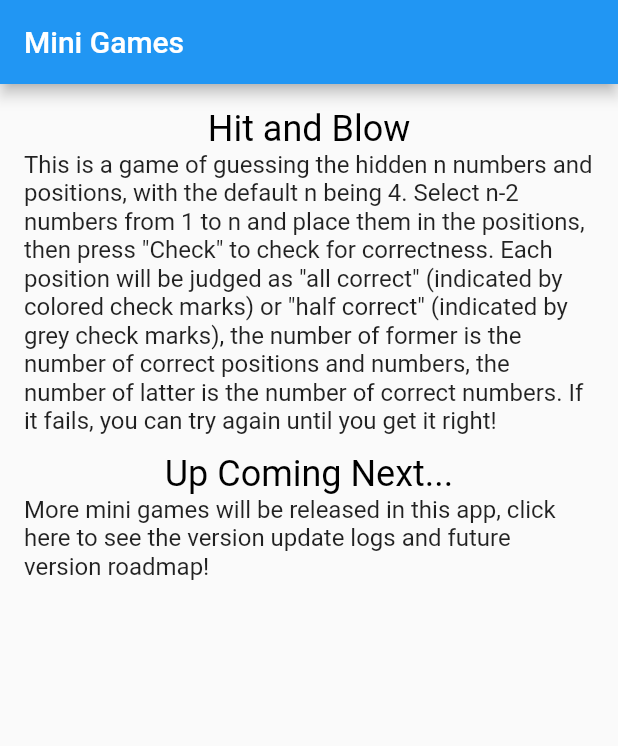
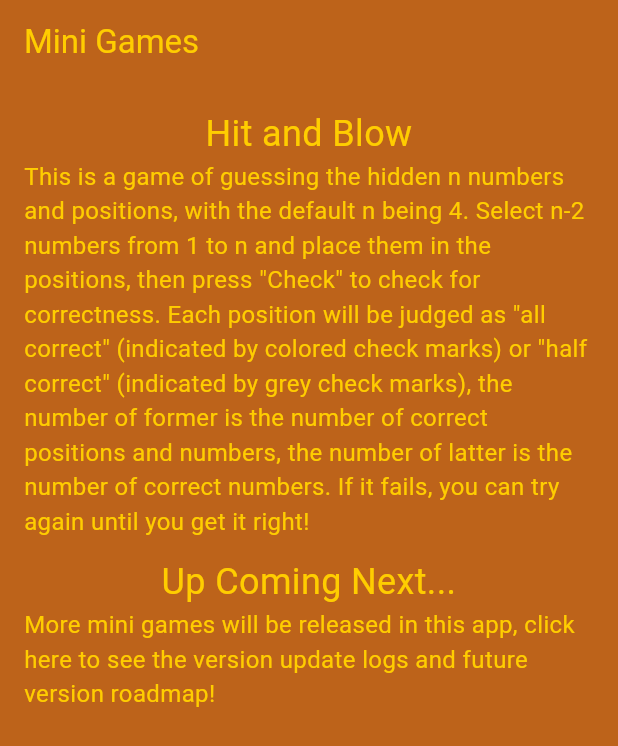
Before and after one commit to z7workbench/minigames, a Flutter app: the screen it shows after launch, on a phone screen of 412 x 824 dp. Shown: the top 746 px of the screen. Run offline on Flutter 3.47's test engine with Material 2 defaults, Android fonts, the phone set to English and light mode, and no system bars; Roboto replaces fonts that are missing (MiSans).

Commit message:
perf: themes

```diff
--- /dev/null
+++ b/lib/app_provider.dart
@@ -0,0 +1,51 @@
+import 'package:flutter/material.dart';
+
+class AppInfoProvider with ChangeNotifier {
+  String _themeColor = '';
+
+  String get themeColor => _themeColor;
+
+  setTheme(String themeColor) {
+    _themeColor = themeColor;
+    notifyListeners();
+  }
+}
+
+final Map<String, ThemeData> darks = {
+  "ZeroGo_purple": ThemeData(
+      colorScheme: const ColorScheme(
+          brightness: Brightness.dark,
+          primary: Color.fromARGB(0xff, 0x64, 0x47, 0xbc),
+          onPrimary: Colors.white,
+          secondary: Color.fromARGB(0xff, 0x64, 0x47, 0xbc),
+          onSecondary: Colors.white,
+          error: Color.fromARGB(0xff, 0xD7, 0x2E, 0x2E),
+          onError: Color.fromARGB(0xff, 0xB9, 0x20, 0x20),
+          background: Color.fromARGB(0xff, 0x64, 0x47, 0xbc),
+          onBackground: Colors.white,
+          surface: Color.fromARGB(0xff, 0xCB, 0x74, 0x2C),
+          onSurface: Colors.white),
+      fontFamily: "MiSans",
+      useMaterial3: true),
+};
+
+final Map<String, ThemeData> lights = {
+  "ZeroGo_purple": ThemeData(
+      colorScheme: const ColorScheme(
+          brightness: Brightness.light,
+          primary: Color.fromARGB(0xff, 0x97, 0x74, 0xef),
+          onPrimary: Colors.white,
+          secondary: Color.fromARGB(0xff, 0x97, 0x74, 0xef),
+          onSecondary: Colors.white,
+          error: Color.fromARGB(0xff, 0xD7, 0x2E, 0x2E),
+          onError: Color.fromARGB(0xff, 0xB9, 0x20, 0x20),
+          background: Colors.white,
+          onBackground: Colors.black,
+          surface: Color.fromARGB(0xff, 0xBD, 0x63, 0x1A),
+          onSurface: Color.fromARGB(0xff, 0xff, 0xcd, 0x00)),
+      fontFamily: "MiSans",
+      textTheme: TextTheme(
+
+      ),
+      useMaterial3: true),
+};
--- a/lib/games/hnb/hnb_boards.dart
+++ b/lib/games/hnb/hnb_boards.dart
@@ -49,7 +49,7 @@ class _CheckBoardState extends State<CheckBoard> {
               Border.all(color: widget.borderColor, width: widget.borderWidth),
           borderRadius: BorderRadius.all(Radius.circular(widget.borderRadius))),
       child: Padding(
-        padding: containerPadding,
+        padding: containerSmallPadding,
         child: Column(
           crossAxisAlignment: CrossAxisAlignment.center,
           mainAxisSize: MainAxisSize.min,
@@ -127,7 +127,7 @@ class _ResultBoardState extends State<ResultBoard> {
               Border.all(color: widget.borderColor, width: widget.borderWidth),
           borderRadius: BorderRadius.all(Radius.circular(widget.borderRadius))),
       child: Padding(
-        padding: containerLargePadding,
+        padding: containerPadding,
         child: Column(
           mainAxisSize: MainAxisSize.min,
           crossAxisAlignment: CrossAxisAlignment.center,
--- a/lib/games/hnb/hnb_main.dart
+++ b/lib/games/hnb/hnb_main.dart
@@ -54,12 +54,12 @@ class _HitAndBlowState extends State<HitAndBlowHome> {
                               Text(
                                 S.of(context).hnb_answer,
                                 textAlign: TextAlign.start,
-                                style: subtitleTextStyleRed,
+                                style: boldStyle,
                               ),
                               margin,
                               Text(
                                 answerText,
-                                style: subtitleTextStyleBlack,
+                                style: subtitleTextStyle,
                               ),
                             ],
                             mainAxisAlignment: MainAxisAlignment.center,
--- a/lib/main.dart
+++ b/lib/main.dart
@@ -1,25 +1,40 @@
 import 'package:flutter/material.dart';
 import 'package:flutter_localizations/flutter_localizations.dart';
+import 'package:minigames/app_provider.dart';
 import 'package:minigames/generated/l10n.dart';
 import 'package:minigames/games/hnb/hnb_main.dart';
 import 'package:minigames/roadmap.dart';
 import 'package:minigames/styles.dart';
 import 'package:minigames/widgets/description_card.dart';
-import 'package:package_info/package_info.dart';
+import 'package:provider/provider.dart';
 
 void main() {
-  runApp(const MyApp());
+  runApp(MyApp());
 }
 
 class MyApp extends StatelessWidget {
-  const MyApp({Key? key}) : super(key: key);
+  MyApp({Key? key}) : super(key: key);
+  late ThemeData lightTheme;
+  late ThemeData darkTheme;
 
   // This widget is the root of your application.
   @override
-  Widget build(BuildContext context) {
+  Widget build(BuildContext context) => MultiProvider(
+        providers: [ChangeNotifierProvider.value(value: AppInfoProvider())],
+        child: Consumer<AppInfoProvider>(
+          builder: (context, appInfo, _) {
+            var colorKey = appInfo.themeColor;
+            if (lights[colorKey] != null) {
+              lightTheme = lights[colorKey]!;
+              darkTheme = darks[colorKey]!;
+            } else {
+              lightTheme = lights['ZeroGo_purple']!;
+              darkTheme = darks['ZeroGo_purple']!;
+            }
             return MaterialApp(
               title: 'Mini Games',
-      theme: ThemeData(primarySwatch: Colors.blue, fontFamily: "MiSans"),
+              theme: lightTheme,
+              darkTheme: darkTheme,
               home: const MyHomePage(),
               localizationsDelegates: const [
                 S.delegate,
@@ -29,7 +44,9 @@ class MyApp extends StatelessWidget {
               ],
               supportedLocales: S.delegate.supportedLocales,
             );
-  }
+          },
+        ),
+      );
 }
 
 class MyHomePage extends StatefulWidget {
--- a/lib/styles.dart
+++ b/lib/styles.dart
@@ -1,10 +1,11 @@
 import 'package:flutter/material.dart';
 
-const titleTextStyle = TextStyle(fontSize: 24.0, color: Colors.black);
-const subtitleTextStyleRed = TextStyle(fontSize: 20.0, color: Colors.red);
-const subtitleTextStyleBlack = TextStyle(fontSize: 20.0, color: Colors.black);
+const titleTextStyle = TextStyle(fontSize: 24.0);
+const boldStyle = TextStyle(fontSize: 20.0, fontWeight: FontWeight.w700);
+const subtitleTextStyle = TextStyle(fontSize: 20.0);
 const docTextStyle = TextStyle(fontSize: 16.0);
 
+const containerSmallPadding = EdgeInsets.all(8.0);
 const containerPadding = EdgeInsets.all(16.0);
 const containerLargePadding = EdgeInsets.all(24.0);
 const margin = Padding(padding: EdgeInsets.all(6.0));
--- a/pubspec.yaml
+++ b/pubspec.yaml
@@ -39,6 +39,8 @@ dependencies:
   shared_preferences: ^2.0.11
   intl: ^0.17.0
   package_info: ^2.0.2
+  provider: ^6.0.2
+  flustars: ^2.0.1
 
 dev_dependencies:
   flutter_test:
@@ -81,8 +83,8 @@ flutter:
   fonts:
     - family: MiSans
       fonts:
-#        - asset: fonts/MiSans-Thin.ttf
-#          weight: 100
+        - asset: fonts/MiSans-Thin.ttf
+          weight: 100
 #        - asset: fonts/MiSans-ExtraLight.ttf
 #          weight: 200
 #        - asset: fonts/MiSans-Light.ttf
```
Also changed, not shown: pubspec.lock, 2 other files. Lines whose indentation alone changed are shown as unchanged.
